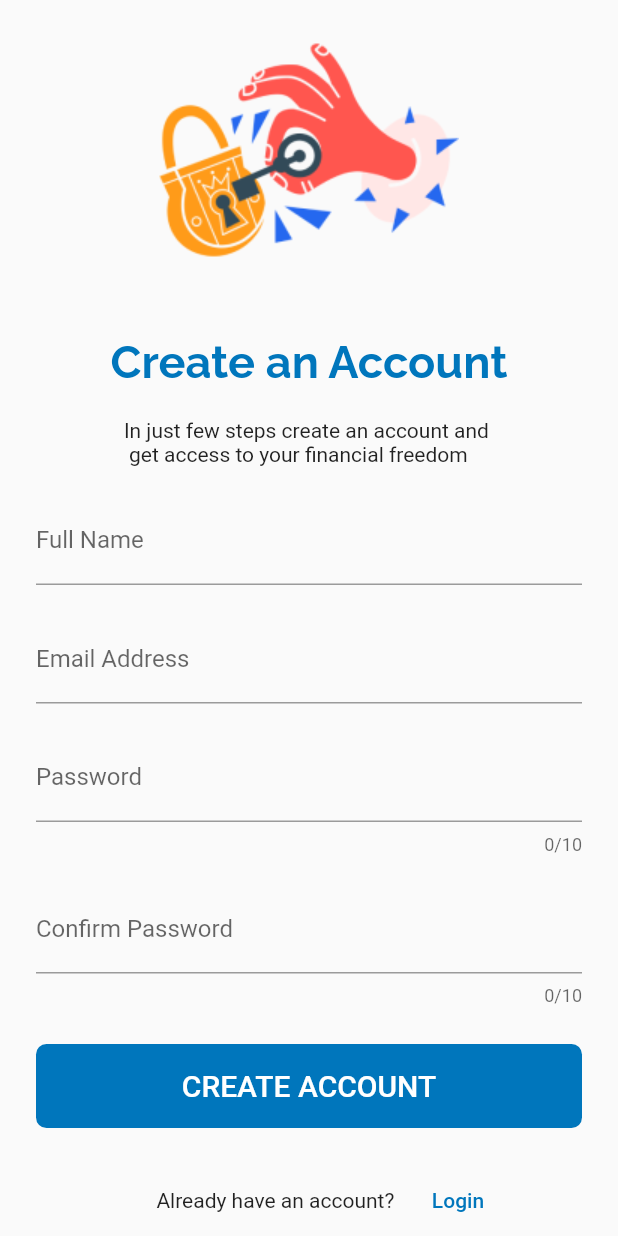
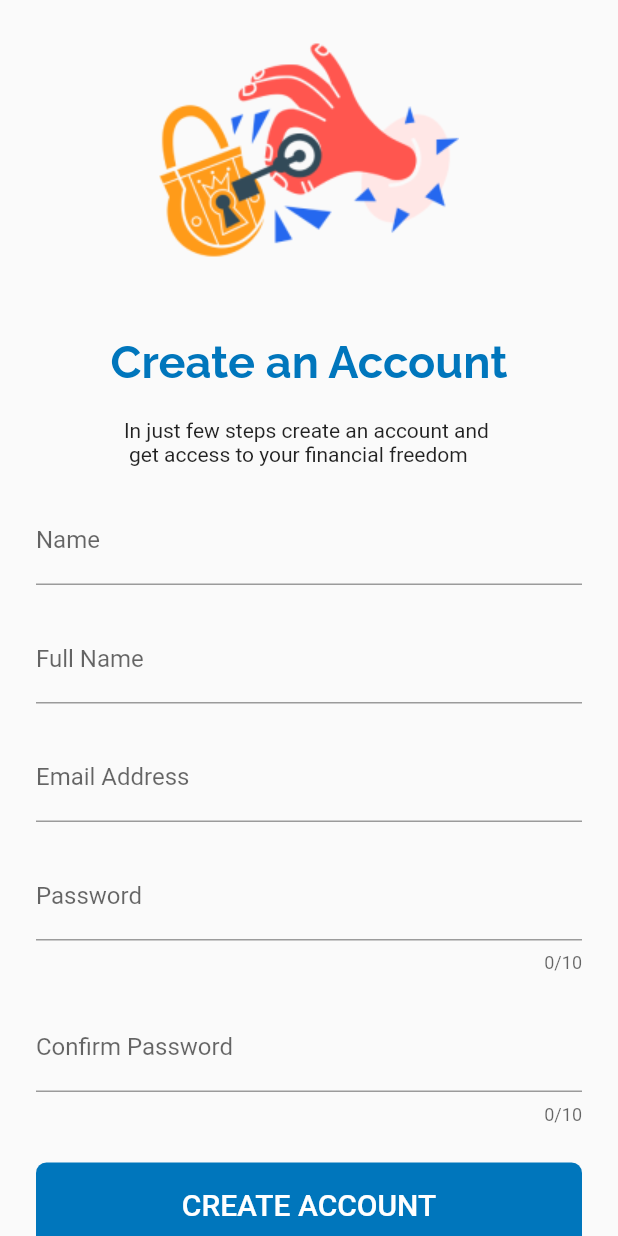
Before and after one commit to Megadelafrika/iwise_frontend, a Flutter app: the SignUp screen opened by its route, on a phone screen of 412 x 824 dp. Run offline on Flutter 3.47's test engine with Material 2 defaults, Android fonts, the phone set to English and light mode, and no system bars; our stand-ins replace animated_text_kit, flutter_svg, google_fonts, validators.

Commit message:
consuming of signup API successful

```diff
--- a/iwise_budget_app/lib/signup/signUp.dart
+++ b/iwise_budget_app/lib/signup/signUp.dart
@@ -1,6 +1,9 @@
+import 'dart:convert';
+
 import 'package:flutter/cupertino.dart';
 import 'package:flutter/material.dart';
 import 'package:validators/validators.dart' as validator;
+import 'package:http/http.dart' as http;
 
 
 import 'package:flutter_svg/flutter_svg.dart';
@@ -16,12 +19,14 @@ class SignUp extends StatefulWidget {
 }
 
 class _SignUpState extends State<SignUp> {
+
+	//this variable is used to check that the user input a valid password
 	String _confirmPassword;
+	bool isLoading = false;
 
 	//We just create a model for the signup.
 	//Here we can be able to transfer user input to the registration API.
 	SignUpModel model = SignUpModel();
-
 
 	final GlobalKey<FormState> _form = GlobalKey<FormState>();
 	TextEditingController fullNameController;
@@ -29,12 +34,30 @@ class _SignUpState extends State<SignUp> {
 	TextEditingController passwordController;
 	TextEditingController confirmPasswordController;
 
+//	The signUp collects data from the user then transfers it to the database.
+	Future signUp( ) async{
+		Map<String, dynamic> user = {
+			"name" : model.name,
+			"username": model.UserfullName,
+			"email": model.UserEmail,
+			"passoword": model.UserPassword
+		};
+		var bodyData = json.encode(user);
+		var jsonData;
+		http.Response response = await http.post("http://iwise.herokuapp.com/api/auth/signup", body: bodyData );
+		if(response.statusCode == 201){
+			jsonData = json.decode(response.body);
+			print(jsonData);
+		}
+		else {
+			print(response.statusCode);
+		}
+	}
 	_onSubmit(){
 		if (_form.currentState.validate()) {
 			Navigator.pushReplacementNamed(context, '/individualDashboard');
-			print(model.UserPassword);
-			print(model.UserEmail);
-			print(model.UserfullName);
+			signUp();
+		print(model.name);
 		}
 	}
 
@@ -91,6 +114,22 @@ class _SignUpState extends State<SignUp> {
 								child: Column(
 									children: [
 										TextValues(
+											title: "Name",
+											obscure: false,
+											validate: (String val){
+												if(val.isEmpty){
+													return "name is required";
+												}
+												return null;
+											},
+											saved: (String val){
+												model.name = val;
+											},
+										),
+										SizedBox(
+											height: 20,
+										),
+										TextValues(
 											title: 'Full Name',
 											obscure: false,
 											validate: (String val) {
@@ -112,7 +151,7 @@ class _SignUpState extends State<SignUp> {
 											keyboard: TextInputType.emailAddress,
 											controller: emailController,
 											validate: (String val) {
-												if(!validator.isEmail(val)){
+												if(val.isEmpty){
 													return "Invalid email input";
 												}
 												return null;
--- a/iwise_budget_app/lib/signupModel.dart
+++ b/iwise_budget_app/lib/signupModel.dart
@@ -1,9 +1,15 @@
 import 'package:flutter/material.dart';
+import 'package:flutter/foundation.dart';
 
 class SignUpModel {
+		String name;
 		String UserfullName;
 		String UserEmail;
 		String UserPassword;
 
-		SignUpModel({this.UserfullName, this.UserEmail, this.UserPassword});
+		SignUpModel({
+			@required this.name,
+			@required this.UserfullName,
+			@required this.UserEmail,
+			@required this.UserPassword});
 }
--- a/iwise_budget_app/pubspec.yaml
+++ b/iwise_budget_app/pubspec.yaml
@@ -14,7 +14,7 @@ description: A budgeting app that helps you track your spendings
 version: 1.0.0+1
 
 environment:
-  sdk: ">=2.1.0 <3.0.0"
+  sdk: ">=2.5.2 <3.0.0"
 
 dependencies:
   flutter:
@@ -28,6 +28,8 @@ dependencies:
   animated_text_kit: ^2.0.0
   validators: ^2.0.0
   email_validator: ^1.0.0
+  http: any
+  shared_preferences: any
 
 dev_dependencies:
   flutter_test:
```
Also changed, not shown: iwise_budget_app/pubspec.lock.
